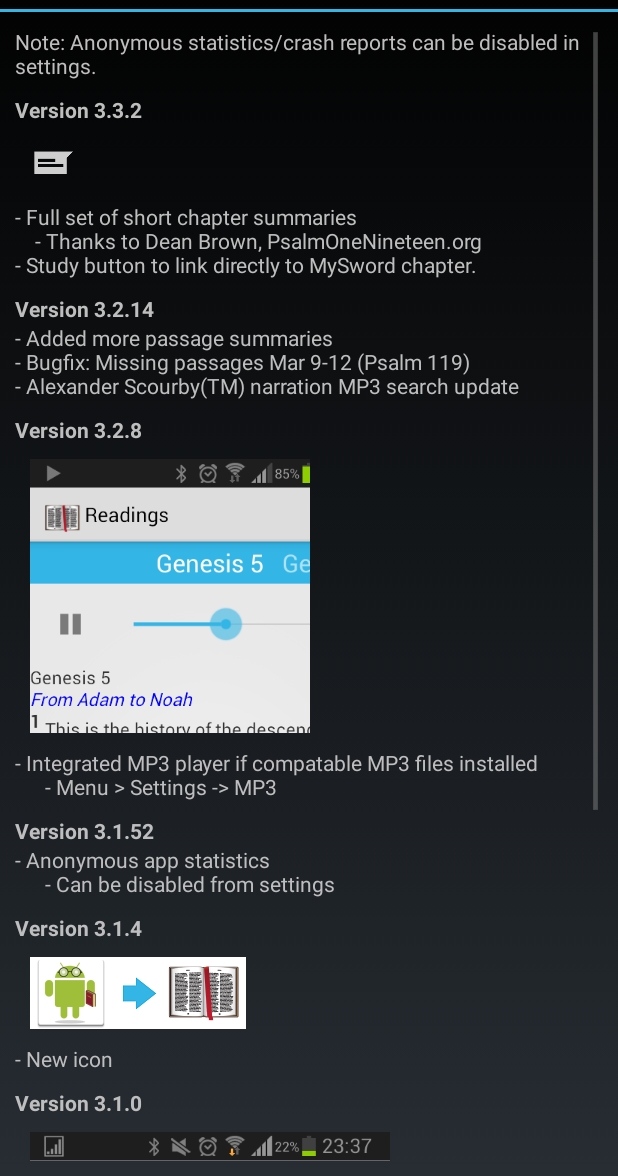
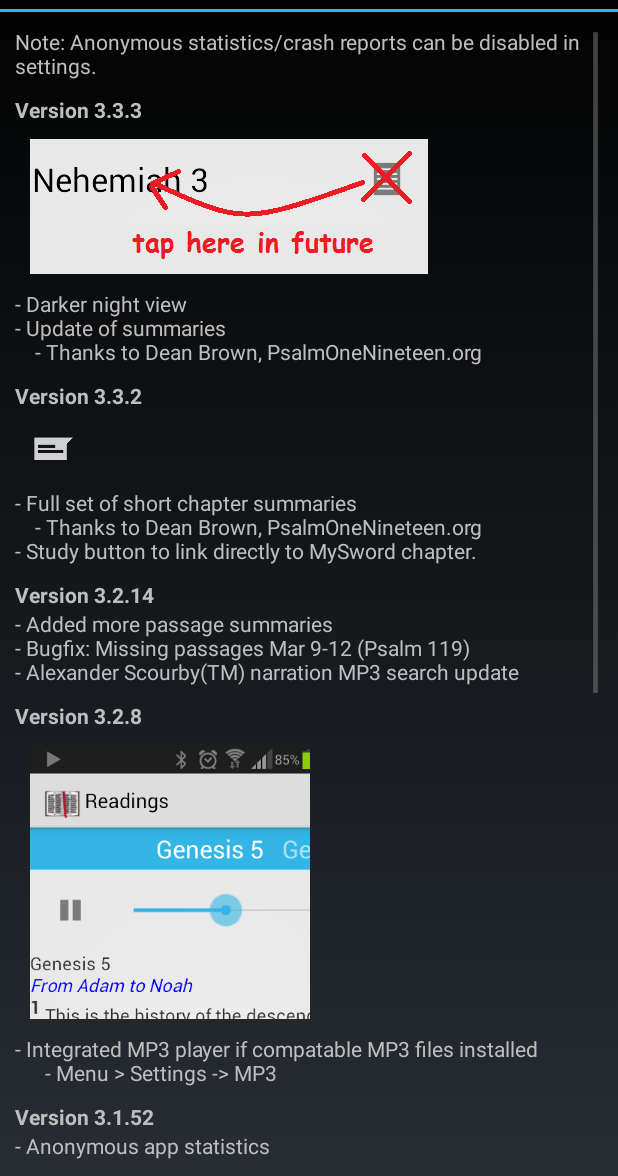
Before and after one commit to tekkies/Readings, an Android app: the layout dialog_whatsnew.xml on its own in the app's theme, with its tools: preview values and no code run, on a phone screen of 412 x 824 dp, the part 60-1236 px from its top. Run offline under Robolectric (Android 15) with nearby library versions, the light colour scheme and no system bars; network calls fail.

Commit message:
What's New: Suggest tap on chapter title.

```diff
--- a/app/src/main/res/layout/dialog_whatsnew.xml
+++ b/app/src/main/res/layout/dialog_whatsnew.xml
@@ -21,6 +21,32 @@
 		<TextView android:layout_width="fill_parent"
 				android:layout_height="wrap_content"
 				android:text="Note: Anonymous statistics/crash reports can be disabled in settings." />
+
+
+
+
+
+
+
+
+
+
+
+            <TextView android:layout_width="fill_parent" android:layout_marginTop="10dp"
+                android:layout_height="wrap_content"
+                android:text="Version 3.3.3"
+                android:textStyle="bold" />
+            <ImageView
+                android:layout_width="wrap_content"
+                android:layout_height="wrap_content"
+                android:padding="10dp"
+                android:src="@drawable/tap_here_in_future"/>
+            <TextView android:layout_width="fill_parent"
+                android:layout_height="wrap_content"
+                android:text="- Darker night view
+							\n- Update of summaries
+							\n    - Thanks to Dean Brown, PsalmOneNineteen.org" />
+
 
 
             <TextView android:layout_width="fill_parent" android:layout_marginTop="10dp"
```
Also changed, not shown: app/src/main/res/drawable-hdpi/tap_here_in_future.png (added).
